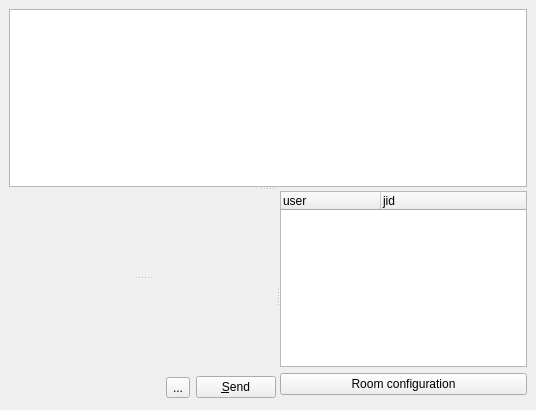
Old version of the form widgets/groupchatwidget.ui in the repository xmpp-graveyard/jabbim.
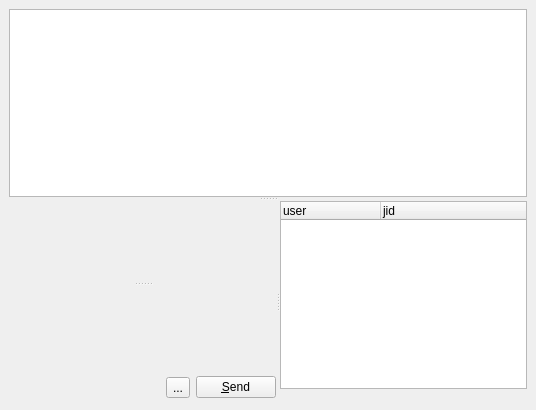
New version of the form. Icons and pictures are not drawn.

Diff of the .ui file:
```diff
--- a/widgets/groupchatwidget.ui
+++ b/widgets/groupchatwidget.ui
@@ -50,7 +50,7 @@
         <enum>Qt::Vertical</enum>
        </property>
        <widget class="QWidget" native="1" name="viewWidget" />
-       <widget class="QWidget" name="" >
+       <widget class="QWidget" name="layoutWidget" >
         <layout class="QGridLayout" >
          <property name="margin" >
           <number>0</number>
@@ -151,7 +151,7 @@
          </widget>
         </item>
         <item>
-         <widget class="QWidget" native="1" name="admin" >
+         <widget class="QWidget" native="1" name="admin2" >
           <layout class="QVBoxLayout" >
            <property name="margin" >
             <number>0</number>
@@ -159,16 +159,6 @@
            <property name="spacing" >
             <number>6</number>
            </property>
-           <item>
-            <widget class="QPushButton" name="roomConfig" >
-             <property name="toolTip" >
-              <string>You can set up logging of the room etc</string>
-             </property>
-             <property name="text" >
-              <string>Room configuration</string>
-             </property>
-            </widget>
-           </item>
           </layout>
          </widget>
         </item>
```
